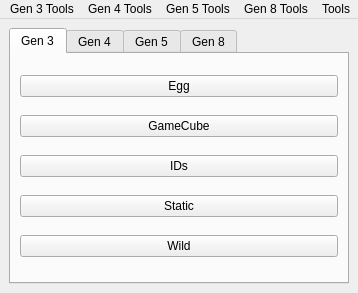
The window that Form/MainWindow.ui (Admiral-Fish/PokeFinder) describes before a commit, drawn with Qt 5.
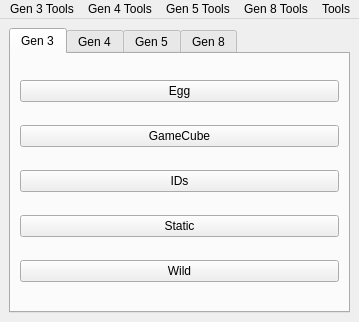
The same window after the commit. Icons and pictures are not drawn.

What changed in the file:
```diff
--- a/Form/MainWindow.ui
+++ b/Form/MainWindow.ui
@@ -6,8 +6,8 @@
    <rect>
     <x>0</x>
     <y>0</y>
-    <width>358</width>
-    <height>293</height>
+    <width>359</width>
+    <height>322</height>
    </rect>
   </property>
   <property name="windowIcon">
@@ -223,7 +223,7 @@
     <rect>
      <x>0</x>
      <y>0</y>
-     <width>358</width>
+     <width>359</width>
      <height>22</height>
     </rect>
    </property>
```
Left out of the diff: 6 changed lines with no effect on the pictures.
